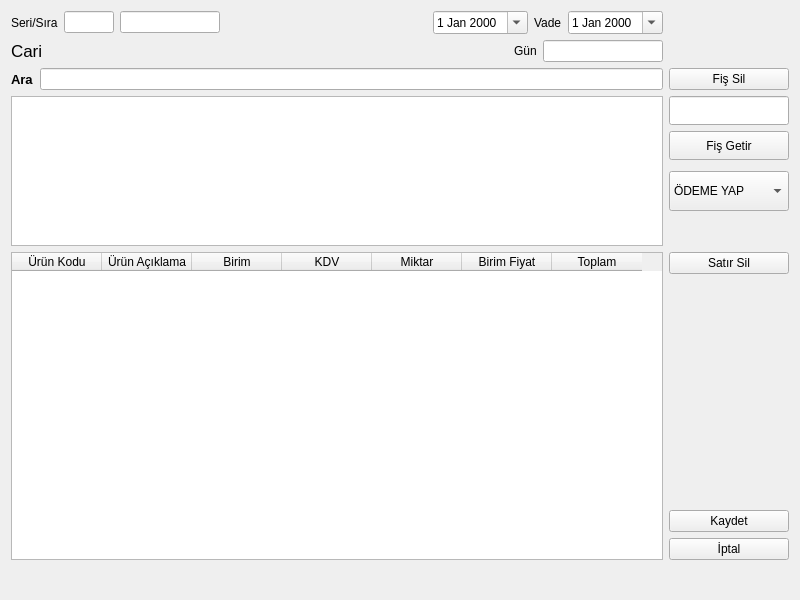
The window that fatura.ui (nerdogan/nenra) describes before a commit, drawn with Qt 5.
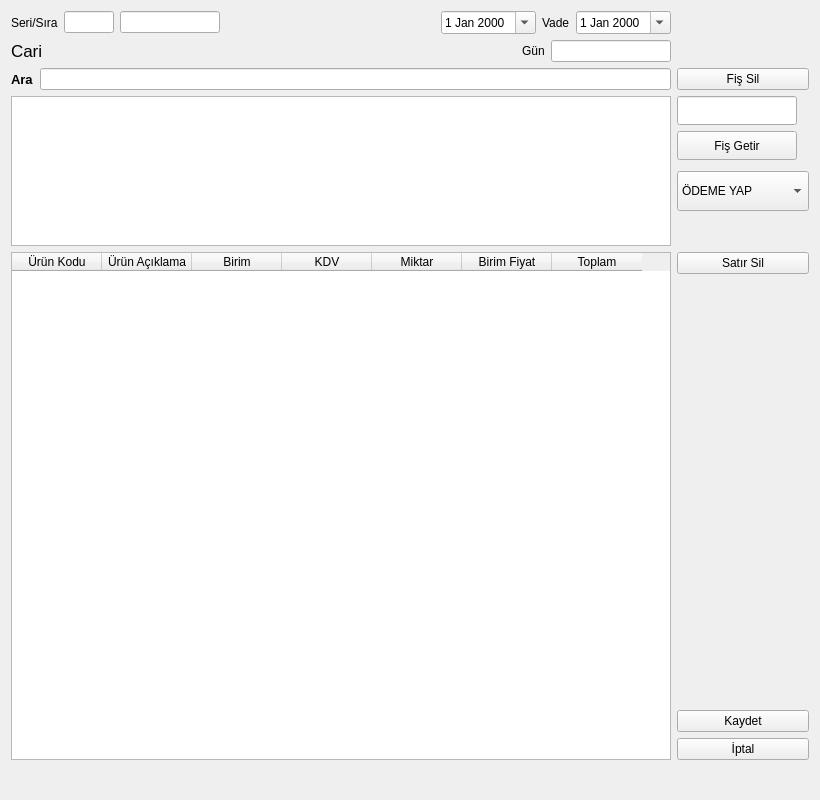
The same window after the commit. Icons and pictures are not drawn.

Diff of the .ui file:
```diff
--- a/fatura.ui
+++ b/fatura.ui
@@ -6,8 +6,8 @@
    <rect>
     <x>0</x>
     <y>0</y>
-    <width>800</width>
-    <height>600</height>
+       <width>820</width>
+       <height>800</height>
    </rect>
   </property>
   <property name="minimumSize">
```
Lines whose indentation alone changed are shown as unchanged.
